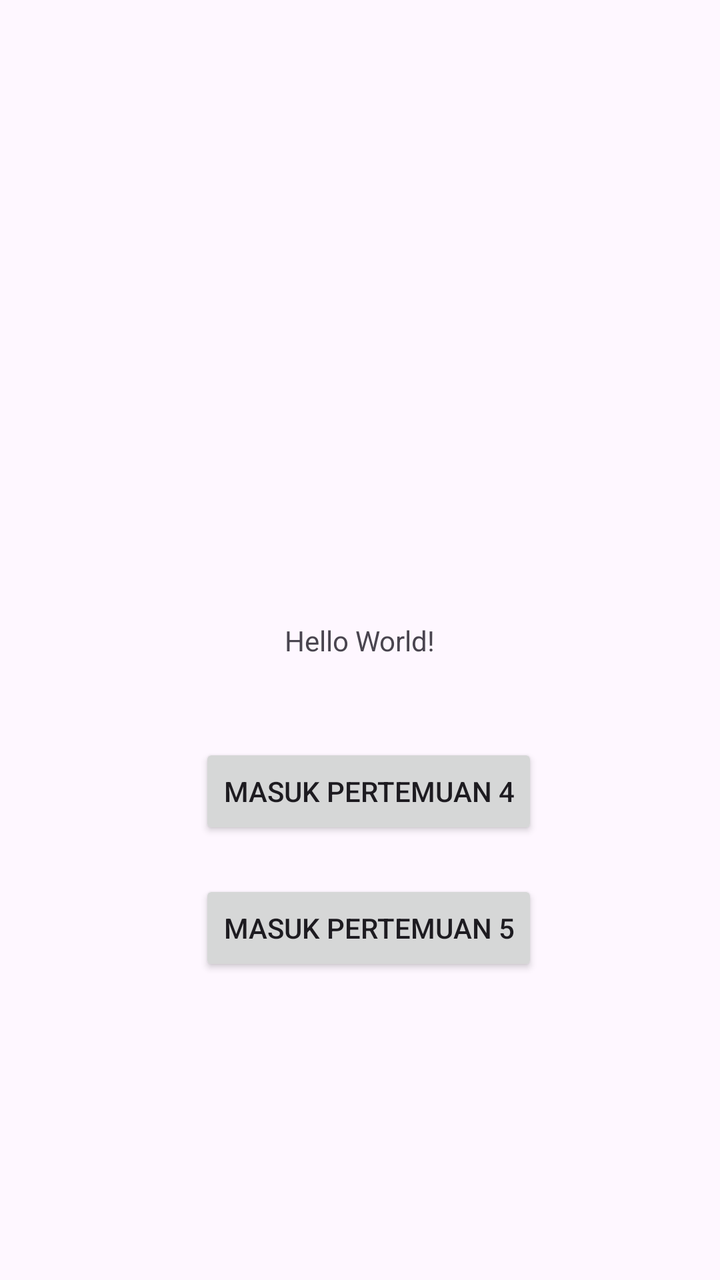
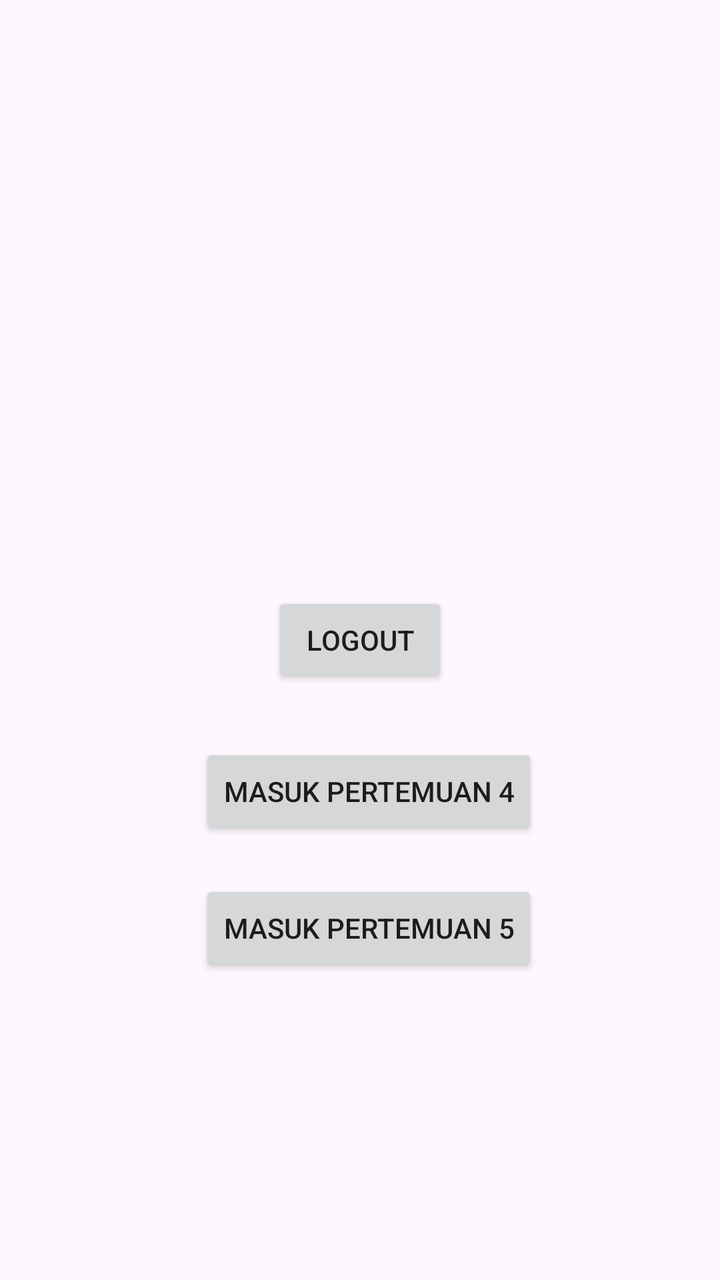

Two renders of the same Android screen: before a commit and after it. Below are the layout's source before the change and the commit's diff.
<!-- AndroidManifest.xml: application theme Theme.Neptunus_Daniss -->
<!-- res/layout/activity_main.xml -->
<?xml version="1.0" encoding="utf-8"?>
<androidx.constraintlayout.widget.ConstraintLayout xmlns:android="http://schemas.android.com/apk/res/android"
    xmlns:app="http://schemas.android.com/apk/res-auto"
    xmlns:tools="http://schemas.android.com/tools"
    android:id="@+id/main"
    android:layout_width="match_parent"
    android:layout_height="match_parent"
    tools:context=".MainActivity">

    <TextView
        android:id="@+id/textView"
        android:layout_width="wrap_content"
        android:layout_height="wrap_content"
        android:text="Hello World!"
        app:layout_constraintBottom_toBottomOf="parent"
        app:layout_constraintEnd_toEndOf="parent"
        app:layout_constraintStart_toStartOf="parent"
        app:layout_constraintTop_toTopOf="parent" />

    <Button
        android:id="@+id/btnMasuk"
        android:layout_width="wrap_content"
        android:layout_height="wrap_content"
        android:text="Masuk Pertemuan 4"
        app:layout_constraintBottom_toBottomOf="parent"
        app:layout_constraintEnd_toEndOf="parent"
        app:layout_constraintHorizontal_bias="0.523"
        app:layout_constraintStart_toStartOf="parent"
        app:layout_constraintTop_toTopOf="parent"
        app:layout_constraintVertical_bias="0.628" />

    <Button
        android:id="@+id/btnMasukP5"
        android:layout_width="wrap_content"
        android:layout_height="wrap_content"
        android:text="Masuk Pertemuan 5"
        app:layout_constraintBottom_toBottomOf="parent"
        app:layout_constraintEnd_toEndOf="parent"
        app:layout_constraintHorizontal_bias="0.523"
        app:layout_constraintStart_toStartOf="parent"
        app:layout_constraintTop_toTopOf="parent"
        app:layout_constraintVertical_bias="0.743" />


</androidx.constraintlayout.widget.ConstraintLayout>
<!-- resources referenced by this layout -->
<resources>
  <style name="Theme.Neptunus_Daniss" parent="Base.Theme.Neptunus_Daniss" />
  <style name="Base.Theme.Neptunus_Daniss" parent="Theme.Material3.DayNight.NoActionBar">
          
          
      </style>
</resources>

<!-- the commit's change to res/layout/activity_main.xml (unified diff, before → after) -->
@@ -40,6 +40,14 @@
         app:layout_constraintStart_toStartOf="parent"
         app:layout_constraintTop_toTopOf="parent"
         app:layout_constraintVertical_bias="0.743" />
-
+    <Button
+        android:id="@+id/btnLogout"
+        android:layout_width="wrap_content"
+        android:layout_height="wrap_content"
+        android:text="Logout"
+        app:layout_constraintBottom_toBottomOf="parent"
+        app:layout_constraintEnd_toEndOf="parent"
+        app:layout_constraintStart_toStartOf="parent"
+        app:layout_constraintTop_toTopOf="parent" />
 
 </androidx.constraintlayout.widget.ConstraintLayout>
